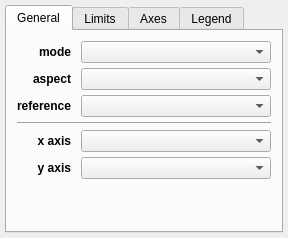
The window that glue_genomics_viewers/heatmap/qt/options_widget.ui (nmearl/glue-genomics-viewers) describes before a commit, drawn with Qt 5.
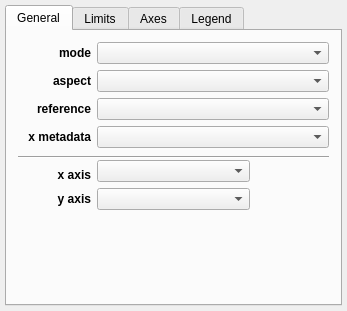
The same window after the commit. Custom widgets are drawn as their Qt base class.

Commit message: Start implementing a x_metadata attribute for linking

```diff
--- a/glue_genomics_viewers/heatmap/qt/options_widget.ui
+++ b/glue_genomics_viewers/heatmap/qt/options_widget.ui
@@ -6,8 +6,8 @@
    <rect>
     <x>0</x>
     <y>0</y>
-    <width>288</width>
-    <height>238</height>
+    <width>347</width>
+    <height>311</height>
    </rect>
   </property>
   <property name="windowTitle">
@@ -39,74 +39,16 @@
        <string>General</string>
       </attribute>
       <layout class="QGridLayout" name="gridLayout">
-       <property name="leftMargin">
-        <number>10</number>
-       </property>
-       <property name="topMargin">
-        <number>10</number>
-       </property>
-       <property name="rightMargin">
-        <number>10</number>
-       </property>
-       <property name="bottomMargin">
-        <number>10</number>
-       </property>
-       <property name="horizontalSpacing">
-        <number>10</number>
-       </property>
-       <property name="verticalSpacing">
-        <number>5</number>
-       </property>
-       <item row="0" column="0">
-        <widget class="QLabel" name="label_3">
-         <property name="font">
-          <font>
-           <weight>75</weight>
-           <bold>true</bold>
-          </font>
-         </property>
-         <property name="text">
-          <string>mode</string>
-         </property>
-         <property name="alignment">
-          <set>Qt::AlignRight|Qt::AlignTrailing|Qt::AlignVCenter</set>
-         </property>
-        </widget>
+       <item row="11" column="0">
+        <layout class="QVBoxLayout" name="layout_slices"/>
        </item>
-       <item row="1" column="1">
-        <widget class="QComboBox" name="combosel_aspect">
+       <item row="10" column="1" colspan="2">
+        <widget class="QComboBox" name="combosel_y_att_world">
          <property name="sizeAdjustPolicy">
           <enum>QComboBox::AdjustToMinimumContentsLength</enum>
          </property>
         </widget>
        </item>
-       <item row="2" column="1">
-        <widget class="QComboBox" name="combosel_reference_data">
-         <property name="sizeAdjustPolicy">
-          <enum>QComboBox::AdjustToMinimumContentsLength</enum>
-         </property>
-        </widget>
-       </item>
-       <item row="3" column="0" colspan="2">
-        <widget class="Line" name="line">
-         <property name="orientation">
-          <enum>Qt::Horizontal</enum>
-         </property>
-        </widget>
-       </item>
-       <item row="8" column="1">
-        <spacer name="horizontalSpacer_2">
-         <property name="orientation">
-          <enum>Qt::Horizontal</enum>
-         </property>
-         <property name="sizeHint" stdset="0">
-          <size>
-           <width>40</width>
-           <height>5</height>
-          </size>
-         </property>
-        </spacer>
-       </item>
        <item row="2" column="0">
         <widget class="QLabel" name="label_4">
          <property name="font">
@@ -123,10 +65,67 @@
          </property>
         </widget>
        </item>
-       <item row="0" column="1">
-        <widget class="QComboBox" name="combosel_color_mode">
-         <property name="sizeAdjustPolicy">
-          <enum>QComboBox::AdjustToMinimumContentsLength</enum>
+       <item row="8" column="0" rowspan="2">
+        <widget class="QLabel" name="x_lab">
+         <property name="font">
+          <font>
+           <weight>75</weight>
+           <bold>true</bold>
+          </font>
+         </property>
+         <property name="text">
+          <string>x axis</string>
+         </property>
+         <property name="alignment">
+          <set>Qt::AlignRight|Qt::AlignTrailing|Qt::AlignVCenter</set>
+         </property>
+        </widget>
+       </item>
+       <item row="3" column="0">
+        <widget class="QLabel" name="label_5">
+         <property name="font">
+          <font>
+           <weight>75</weight>
+           <bold>true</bold>
+          </font>
+         </property>
+         <property name="text">
+          <string>x metadata</string>
+         </property>
+         <property name="alignment">
+          <set>Qt::AlignRight|Qt::AlignTrailing|Qt::AlignVCenter</set>
+         </property>
+        </widget>
+       </item>
+       <item row="10" column="0">
+        <widget class="QLabel" name="x_lab">
+         <property name="font">
+          <font>
+           <weight>75</weight>
+           <bold>true</bold>
+          </font>
+         </property>
+         <property name="text">
+          <string>y axis</string>
+         </property>
+         <property name="alignment">
+          <set>Qt::AlignRight|Qt::AlignTrailing|Qt::AlignVCenter</set>
+         </property>
+        </widget>
+       </item>
+       <item row="0" column="0">
+        <widget class="QLabel" name="label_3">
+         <property name="font">
+          <font>
+           <weight>75</weight>
+           <bold>true</bold>
+          </font>
+         </property>
+         <property name="text">
+          <string>mode</string>
+         </property>
+         <property name="alignment">
+          <set>Qt::AlignRight|Qt::AlignTrailing|Qt::AlignVCenter</set>
          </property>
         </widget>
        </item>
@@ -146,56 +145,20 @@
          </property>
         </widget>
        </item>
-       <item row="4" column="0">
-        <widget class="QLabel" name="x_lab">
-         <property name="font">
-          <font>
-           <weight>75</weight>
-           <bold>true</bold>
-          </font>
+       <item row="11" column="1" colspan="2">
+        <spacer name="horizontalSpacer_2">
+         <property name="orientation">
+          <enum>Qt::Horizontal</enum>
          </property>
-         <property name="text">
-          <string>x axis</string>
+         <property name="sizeHint" stdset="0">
+          <size>
+           <width>40</width>
+           <height>5</height>
+          </size>
          </property>
-         <property name="alignment">
-          <set>Qt::AlignRight|Qt::AlignTrailing|Qt::AlignVCenter</set>
-         </property>
-        </widget>
+        </spacer>
        </item>
-       <item row="5" column="0">
-        <widget class="QLabel" name="x_lab">
-         <property name="font">
-          <font>
-           <weight>75</weight>
-           <bold>true</bold>
-          </font>
-         </property>
-         <property name="text">
-          <string>y axis</string>
-         </property>
-         <property name="alignment">
-          <set>Qt::AlignRight|Qt::AlignTrailing|Qt::AlignVCenter</set>
-         </property>
-        </widget>
-       </item>
-       <item row="5" column="1">
-        <widget class="QComboBox" name="combosel_y_att_world">
-         <property name="sizeAdjustPolicy">
-          <enum>QComboBox::AdjustToMinimumContentsLength</enum>
-         </property>
-        </widget>
-       </item>
-       <item row="4" column="1">
-        <widget class="QComboBox" name="combosel_x_att_world">
-         <property name="sizeAdjustPolicy">
-          <enum>QComboBox::AdjustToMinimumContentsLength</enum>
-         </property>
-        </widget>
-       </item>
-       <item row="6" column="0" colspan="2">
-        <layout class="QVBoxLayout" name="layout_slices"/>
-       </item>
-       <item row="9" column="1">
+       <item row="12" column="1" colspan="3">
         <spacer name="verticalSpacer">
          <property name="orientation">
           <enum>Qt::Vertical</enum>
@@ -208,6 +171,48 @@
          </property>
         </spacer>
        </item>
+       <item row="6" column="0" rowspan="2" colspan="4">
+        <widget class="Line" name="line">
+         <property name="orientation">
+          <enum>Qt::Horizontal</enum>
+         </property>
+        </widget>
+       </item>
+       <item row="7" column="1" rowspan="3" colspan="2">
+        <widget class="QComboBox" name="combosel_x_att_world">
+         <property name="sizeAdjustPolicy">
+          <enum>QComboBox::AdjustToMinimumContentsLength</enum>
+         </property>
+        </widget>
+       </item>
+       <item row="0" column="1" colspan="3">
+        <widget class="QComboBox" name="combosel_color_mode">
+         <property name="sizeAdjustPolicy">
+          <enum>QComboBox::AdjustToMinimumContentsLength</enum>
+         </property>
+        </widget>
+       </item>
+       <item row="1" column="1" colspan="3">
+        <widget class="QComboBox" name="combosel_aspect">
+         <property name="sizeAdjustPolicy">
+          <enum>QComboBox::AdjustToMinimumContentsLength</enum>
+         </property>
+        </widget>
+       </item>
+       <item row="2" column="1" colspan="3">
+        <widget class="QComboBox" name="combosel_reference_data">
+         <property name="sizeAdjustPolicy">
+          <enum>QComboBox::AdjustToMinimumContentsLength</enum>
+         </property>
+        </widget>
+       </item>
+       <item row="3" column="1" colspan="3">
+        <widget class="QComboBox" name="combosel_x_metadata">
+         <property name="sizeAdjustPolicy">
+          <enum>QComboBox::AdjustToMinimumContentsLength</enum>
+         </property>
+        </widget>
+       </item>
       </layout>
      </widget>
      <widget class="QWidget" name="tab_2">
```
The commit also changes 1 other file.
